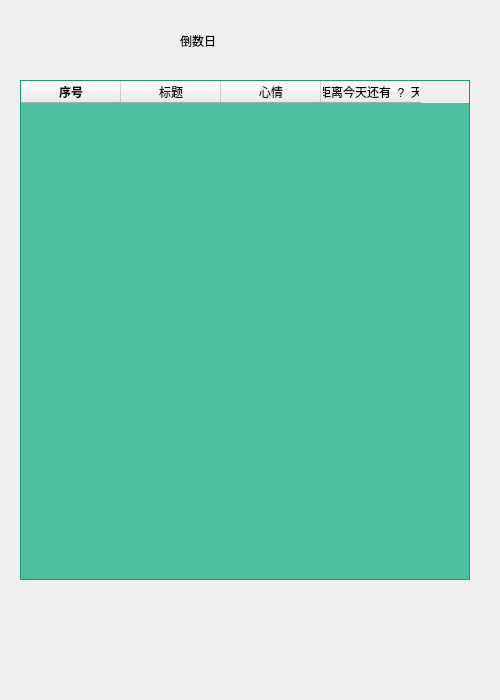
Qt form realProgect/countdowndaysmc.ui (Arthur381/QTproject) before a commit.
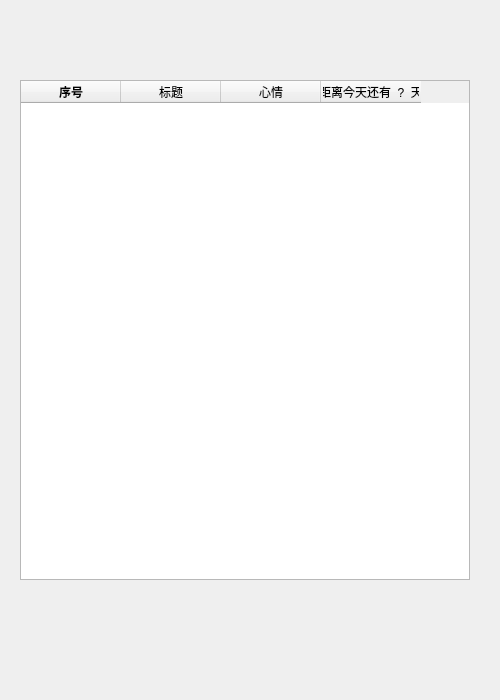
The same form after that commit. Icons and pictures are not drawn.

```diff
--- a/realProgect/countdowndaysmc.ui
+++ b/realProgect/countdowndaysmc.ui
@@ -58,7 +58,7 @@
     </size>
    </property>
    <property name="styleSheet">
-    <string notr="true">QTableWidget#tableWidgetCD{background-color:rgba(16, 173, 129, 0.727);text-decoration-color: rgba(164, 225, 156, 0.963);}</string>
+    <string notr="true"/>
    </property>
    <attribute name="horizontalHeaderMinimumSectionSize">
     <number>100</number>
@@ -122,19 +122,6 @@
     </property>
    </column>
   </widget>
-  <widget class="QLabel" name="label">
-   <property name="geometry">
-    <rect>
-     <x>180</x>
-     <y>20</y>
-     <width>131</width>
-     <height>41</height>
-    </rect>
-   </property>
-   <property name="text">
-    <string>倒数日</string>
-   </property>
-  </widget>
  </widget>
  <resources/>
  <connections/>
```
Left out of the diff: 6 changed lines with no effect on the pictures.
